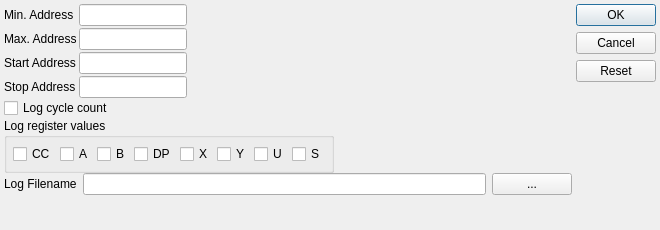
Old version of the form src/logfil.ui in the repository ulboet/flexemu.
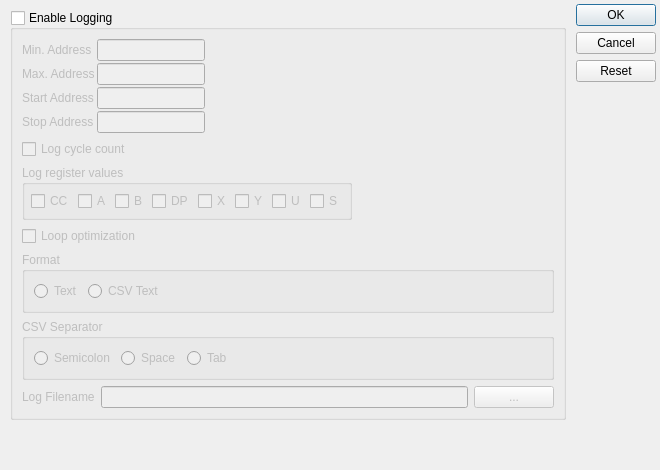
New version of the form.

Diff of the .ui file:
```diff
--- a/src/logfil.ui
+++ b/src/logfil.ui
@@ -10,7 +10,7 @@
     <x>0</x>
     <y>0</y>
     <width>660</width>
-    <height>230</height>
+    <height>470</height>
    </rect>
   </property>
   <property name="sizePolicy">
@@ -21,8 +21,8 @@
   </property>
   <property name="minimumSize">
    <size>
-    <width>425</width>
-    <height>230</height>
+    <width>540</width>
+    <height>470</height>
    </size>
   </property>
   <property name="windowTitle">
@@ -53,8 +53,32 @@
    <item>
     <layout class="QVBoxLayout" name="verticalLayout_2">
      <property name="spacing">
-      <number>0</number>
+      <number>2</number>
      </property>
+     <property name="leftMargin">
+      <number>6</number>
+     </property>
+     <property name="topMargin">
+      <number>6</number>
+     </property>
+     <property name="rightMargin">
+      <number>6</number>
+     </property>
+     <property name="bottomMargin">
+      <number>6</number>
+     </property>
+     <item>
+      <widget class="QGroupBox" name="g_enable">
+       <property name="title">
+        <string>Enable Logging</string>
+       </property>
+       <property name="checkable">
+        <bool>true</bool>
+       </property>
+       <property name="checked">
+        <bool>false</bool>
+       </property>
+       <layout class="QVBoxLayout" name="verticalLayout_3">
      <item>
       <layout class="QHBoxLayout" name="horizontalLayout_4">
        <item>
@@ -261,6 +285,72 @@
        </layout>
       </widget>
      </item>
+        <item>
+         <widget class="QCheckBox" name="c_loopOptimization">
+          <property name="text">
+           <string>Loop optimization</string>
+          </property>
+         </widget>
+        </item>
+        <item>
+         <widget class="QGroupBox" name="g_format">
+          <property name="title">
+           <string>Format</string>
+          </property>
+          <property name="checkable">
+           <bool>false</bool>
+          </property>
+          <property name="checked">
+           <bool>false</bool>
+          </property>
+          <layout class="QHBoxLayout" name="horizontalLayout_2" stretch="0,1">
+           <item>
+            <widget class="QRadioButton" name="r_text">
+             <property name="text">
+              <string>Text</string>
+             </property>
+            </widget>
+           </item>
+           <item>
+            <widget class="QRadioButton" name="r_csv">
+             <property name="text">
+              <string>CSV Text</string>
+             </property>
+            </widget>
+           </item>
+          </layout>
+         </widget>
+        </item>
+        <item>
+         <widget class="QGroupBox" name="g_csvSeparator">
+          <property name="title">
+           <string>CSV Separator</string>
+          </property>
+          <layout class="QHBoxLayout" name="horizontalLayout_5" stretch="0,0,1">
+           <item>
+            <widget class="QRadioButton" name="r_semicolon">
+             <property name="text">
+              <string>Semicolon</string>
+             </property>
+            </widget>
+           </item>
+           <item>
+            <widget class="QRadioButton" name="r_space">
+             <property name="text">
+              <string>Space</string>
+             </property>
+            </widget>
+           </item>
+           <item>
+            <widget class="QRadioButton" name="r_tab">
+             <property name="text">
+              <string>Tab</string>
+             </property>
+            </widget>
+           </item>
+          </layout>
+         </widget>
+        </item>
      <item>
       <layout class="QHBoxLayout" name="horizontalLayout_3" stretch="0,1,0">
        <property name="spacing">
@@ -275,6 +365,12 @@
        </item>
        <item>
         <widget class="QLineEdit" name="e_logFilename">
+            <property name="minimumSize">
+             <size>
+              <width>250</width>
+              <height>0</height>
+             </size>
+            </property>
          <property name="clearButtonEnabled">
           <bool>true</bool>
          </property>
@@ -288,6 +384,9 @@
         </widget>
        </item>
       </layout>
+        </item>
+       </layout>
+      </widget>
      </item>
      <item>
       <spacer name="verticalSpacer_2">
```
Lines whose indentation alone changed are shown as unchanged.
